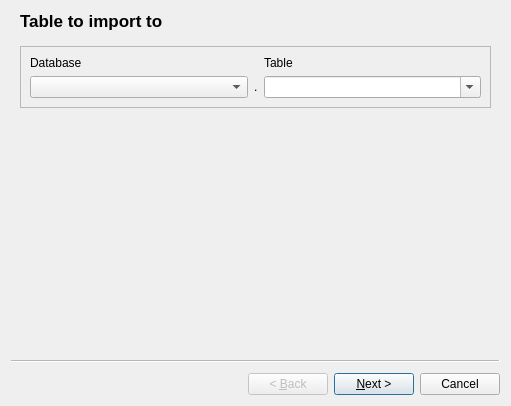
The window that SQLiteStudio3/guiSQLiteStudio/dialogs/importdialog.ui (pawelsalawa/sqlitestudio) describes before a commit, drawn with Qt 5.
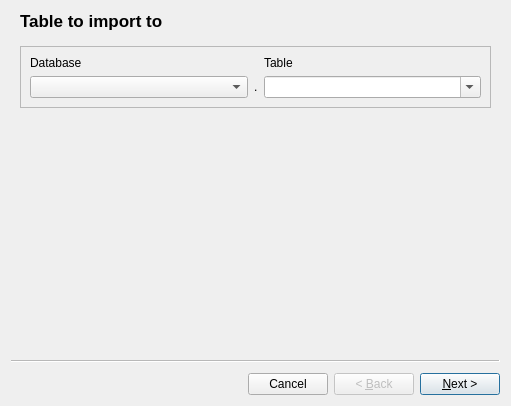
The same window after the commit. Custom widgets are drawn as their Qt base class.

Patch:
```diff
--- a/SQLiteStudio3/guiSQLiteStudio/dialogs/importdialog.ui
+++ b/SQLiteStudio3/guiSQLiteStudio/dialogs/importdialog.ui
@@ -13,6 +13,9 @@
   <property name="windowTitle">
    <string>Import data</string>
   </property>
+  <property name="options">
+   <set>QWizard::CancelButtonOnLeft|QWizard::NoDefaultButton</set>
+  </property>
   <widget class="VerifiableWizardPage" name="tablePage">
    <property name="title">
     <string>Table to import to</string>
```
Left out of the diff: 10 changed lines with no effect on the pictures.
